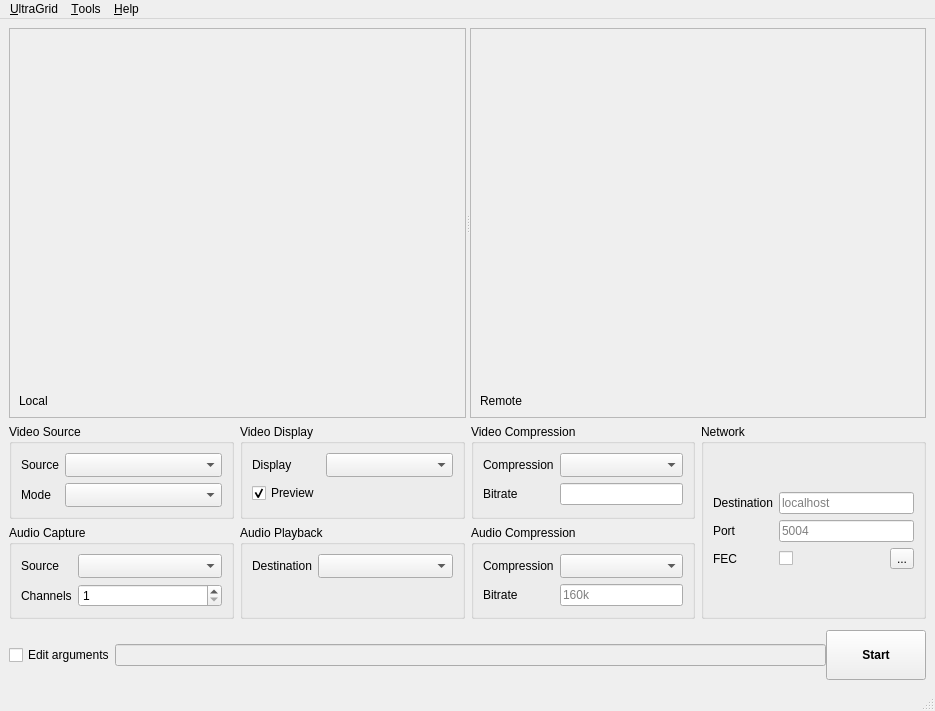
Qt form gui/QT/ui/ultragrid_window.ui (CESNET/UltraGrid) before a commit.
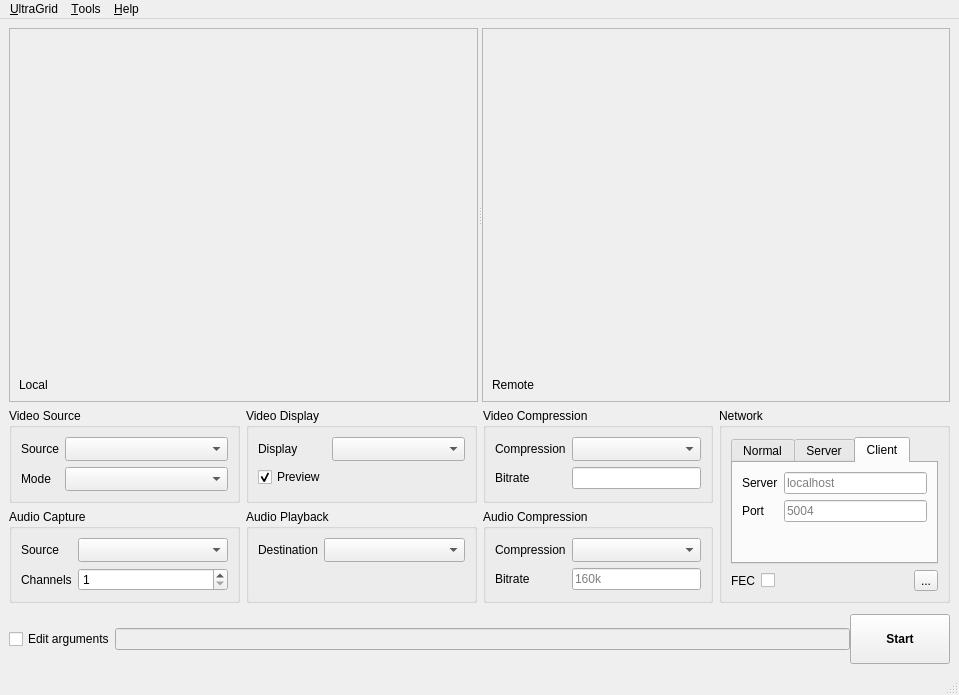
The same form after that commit. The open tabs and pages were chosen to show the change. Custom widgets are drawn as their Qt base class.

Commit message: GUI: Add server & client widgets

What changed in the file:
```diff
--- a/gui/QT/ui/ultragrid_window.ui
+++ b/gui/QT/ui/ultragrid_window.ui
@@ -6,8 +6,8 @@
    <rect>
     <x>0</x>
     <y>0</y>
-    <width>935</width>
-    <height>711</height>
+    <width>959</width>
+    <height>695</height>
    </rect>
   </property>
   <property name="windowTitle">
@@ -503,17 +503,21 @@
         </property>
         <layout class="QVBoxLayout" name="verticalLayout_4">
          <item>
-          <layout class="QFormLayout" name="formLayout_7">
-           <property name="formAlignment">
-            <set>Qt::AlignLeading|Qt::AlignLeft|Qt::AlignVCenter</set>
+          <widget class="QTabWidget" name="networkModeTabWidget">
+           <property name="currentIndex">
+            <number>0</number>
            </property>
-           <item row="0" column="0">
-            <widget class="QLabel" name="label_10">
-             <property name="text">
-              <string>Destination</string>
-             </property>
-            </widget>
-           </item>
+           <property name="usesScrollButtons">
+            <bool>false</bool>
+           </property>
+           <property name="tabBarAutoHide">
+            <bool>true</bool>
+           </property>
+           <widget class="QWidget" name="normalTab">
+            <attribute name="title">
+             <string>Normal</string>
+            </attribute>
+            <layout class="QFormLayout" name="formLayout_8">
            <item row="0" column="1">
             <widget class="QLineEdit" name="networkDestinationEdit">
              <property name="text">
@@ -531,6 +535,13 @@
              </property>
             </widget>
            </item>
+             <item row="0" column="0">
+              <widget class="QLabel" name="label_10">
+               <property name="text">
+                <string>Destination</string>
+               </property>
+              </widget>
+             </item>
            <item row="1" column="1">
             <widget class="QLineEdit" name="portLineEdit">
              <property name="placeholderText">
@@ -538,6 +549,74 @@
              </property>
             </widget>
            </item>
+            </layout>
+           </widget>
+           <widget class="QWidget" name="serverTab">
+            <attribute name="title">
+             <string>Server</string>
+            </attribute>
+            <layout class="QFormLayout" name="formLayout_9">
+             <item row="0" column="1">
+              <widget class="QLineEdit" name="portLineEdit_serverTab">
+               <property name="placeholderText">
+                <string>5004</string>
+               </property>
+              </widget>
+             </item>
+             <item row="0" column="0">
+              <widget class="QLabel" name="portLabel_2">
+               <property name="text">
+                <string>Port</string>
+               </property>
+              </widget>
+             </item>
+            </layout>
+           </widget>
+           <widget class="QWidget" name="clientTab">
+            <attribute name="title">
+             <string>Client</string>
+            </attribute>
+            <layout class="QFormLayout" name="formLayout_10">
+             <item row="0" column="1">
+              <widget class="QLineEdit" name="networkDestinationEdit_clientTab">
+               <property name="text">
+                <string extracomment="Target IP or host"/>
+               </property>
+               <property name="placeholderText">
+                <string>localhost</string>
+               </property>
+              </widget>
+             </item>
+             <item row="0" column="0">
+              <widget class="QLabel" name="label_11">
+               <property name="text">
+                <string>Server</string>
+               </property>
+              </widget>
+             </item>
+             <item row="1" column="0">
+              <widget class="QLabel" name="portLabel_3">
+               <property name="text">
+                <string>Port</string>
+               </property>
+              </widget>
+             </item>
+             <item row="1" column="1">
+              <widget class="QLineEdit" name="portLineEdit_clientTab">
+               <property name="placeholderText">
+                <string>5004</string>
+               </property>
+              </widget>
+             </item>
+            </layout>
+           </widget>
+          </widget>
+         </item>
+         <item>
+          <layout class="QFormLayout" name="formLayout_7">
+           <property name="formAlignment">
+            <set>Qt::AlignLeading|Qt::AlignLeft|Qt::AlignVCenter</set>
+           </property>
            <item row="3" column="0">
             <widget class="QLabel" name="fECLabel">
              <property name="text">
@@ -634,7 +713,7 @@
     <rect>
      <x>0</x>
      <y>0</y>
-     <width>935</width>
+     <width>959</width>
      <height>24</height>
     </rect>
    </property>
```
Lines whose indentation alone changed are shown as unchanged.
